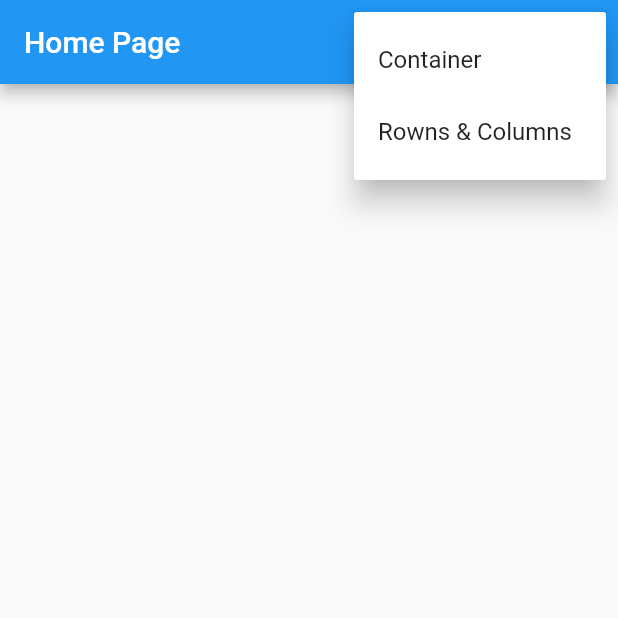
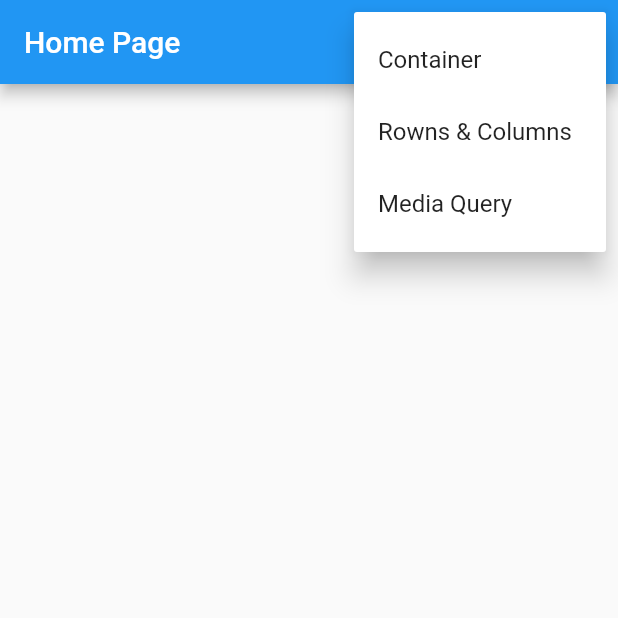
Before and after one commit to JnrMoraes/flutter-popup-menu, a Flutter app: the screen it shows after launch, after a tap on the "more vert" icon, on a phone screen of 412 x 824 dp, the top half of it. Run offline on Flutter 3.47's test engine with Material 2 defaults, Android fonts, the phone set to English and light mode, and no system bars.

Commit message:
media query

```diff
--- a/lib/main.dart
+++ b/lib/main.dart
@@ -1,5 +1,6 @@
 import 'package:flutter/material.dart';
 import 'package:study/pages/containers/container_page.dart';
+import 'package:study/pages/media_query/media_query_page.dart';
 
 import 'pages/home/home_page.dart';
 import 'pages/rows_columns/row_column_page.dart';
@@ -22,7 +23,7 @@ class MyApp extends StatelessWidget {
         '/': (_) => const HomePage(),
         '/container': (_) => const ContainerPage(),
         '/rows_columns': (_) => const RowColumnPage(),
-
+        '/media_query': (_) => const MediaQueryPage(),
       },
     );
   }
--- a/lib/pages/home/home_page.dart
+++ b/lib/pages/home/home_page.dart
@@ -3,6 +3,7 @@ import 'package:flutter/material.dart';
 enum PopupMenuPages {
   container,
   row_columns,
+  media_query,
 }
 
 class HomePage extends StatelessWidget {
@@ -23,6 +24,9 @@ class HomePage extends StatelessWidget {
                 case PopupMenuPages.row_columns:
                   Navigator.of(context).pushNamed('/rows_columns');
                   break;
+                case PopupMenuPages.media_query:
+                  Navigator.of(context).pushNamed('/media_query');
+                  break;
               }
             },
             itemBuilder: (BuildContext context) {
@@ -35,6 +39,10 @@ class HomePage extends StatelessWidget {
                   value: PopupMenuPages.row_columns,
                   child: Text('Rowns & Columns'),
                 ),
+                const PopupMenuItem<PopupMenuPages>(
+                  value: PopupMenuPages.media_query,
+                  child: Text('Media Query'),
+                ),
               ];
             },
           ),
```
Also changed, not shown: lib/pages/media_query/media_query_page.dart (added, +43 -0 lines).
